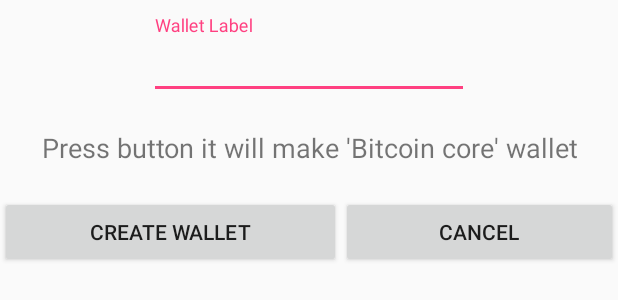
After one commit to epitomecl/kmp-wallet, an Android app: the layout fragment_createwallet.xml on its own in the app's theme, with its tools: preview values and no code run, on a phone screen of 412 x 824 dp. The commit adds this screen. Shown: the top 300 px of the screen. Run offline under Robolectric (Android 15) with nearby library versions, the phone set to English and light mode, and no system bars.

Commit message:
wallet fragment class added

```diff
--- a/app/src/main/java/com/epitomecl/kmpwallet/mvp/createwallet/CreateWalletPresenter.kt
+++ b/app/src/main/java/com/epitomecl/kmpwallet/mvp/createwallet/CreateWalletPresenter.kt
@@ -18,7 +18,7 @@ class CreateWalletPresenter : BasePresenterImpl<CreateWalletContract.View>(),
 
     override fun createWallet(label: String) {
         var param : NetworkParameters? = null
-        param = NetworkParameters.testNet();
+        param = BitcoinTestNet3Params.get()
 
         wallet = HDWalletFactory
                 .createWallet(param, HDWalletFactory.Language.US,
--- /dev/null
+++ b/app/src/main/res/layout/fragment_createwallet.xml
@@ -0,0 +1,52 @@
+<?xml version="1.0" encoding="utf-8"?>
+<LinearLayout xmlns:android="http://schemas.android.com/apk/res/android"
+    android:layout_width="match_parent"
+    android:layout_height="match_parent"
+    android:orientation="vertical">
+
+    <android.support.design.widget.TextInputLayout
+        android:id="@+id/textInputLayout"
+        android:layout_width="wrap_content"
+        android:layout_height="wrap_content"
+        android:layout_gravity="center"
+        android:layout_marginTop="10dp">
+
+        <EditText
+            android:id="@+id/etWalletLabel"
+            android:layout_width="wrap_content"
+            android:layout_height="wrap_content"
+            android:ems="10"
+            android:hint="Wallet Label" />
+    </android.support.design.widget.TextInputLayout>
+
+    <TextView
+        android:id="@+id/tvCreateMsg"
+        android:layout_width="match_parent"
+        android:layout_height="wrap_content"
+        android:layout_marginTop="20dp"
+        android:gravity="center"
+        android:text="Press button it will make 'Bitcoin core' wallet"
+        android:textSize="18sp" />
+
+    <LinearLayout
+        android:layout_width="match_parent"
+        android:layout_height="match_parent"
+        android:layout_marginTop="20dp"
+        android:orientation="horizontal">
+
+        <Button
+            android:id="@+id/btnCreateWallet"
+            android:layout_width="wrap_content"
+            android:layout_height="wrap_content"
+            android:layout_weight="1"
+            android:text="Create Wallet" />
+
+        <Button
+            android:id="@+id/btnCreateWalletCancel"
+            android:layout_width="wrap_content"
+            android:layout_height="wrap_content"
+            android:layout_weight="1"
+            android:text="Cancel" />
+    </LinearLayout>
+
+</LinearLayout>
```
Also changed, not shown: app/src/main/java/com/epitomecl/kmpwallet/mvp/wallet/WalletActivity.kt (+16 -7 lines), app/src/main/java/com/epitomecl/kmpwallet/mvp/wallet/create/CreateWalletContract.kt (added, +14 -0 lines), app/src/main/java/com/epitomecl/kmpwallet/mvp/wallet/create/CreateWalletFragment.kt (added, +37 -0 lines), app/src/main/java/com/epitomecl/kmpwallet/mvp/wallet/create/CreateWalletPresenter.kt (added, +8 -0 lines), app/src/main/java/com/epitomecl/kmpwallet/mvp/wallet/wallets/WalletsContract.kt (added, +14 -0 lines), app/src/main/java/com/epitomecl/kmpwallet/mvp/wallet/wallets/WalletsFragment.kt (added, +37 -0 lines), app/src/main/java/com/epitomecl/kmpwallet/mvp/wallet/wallets/WalletsPresenter.kt (added, +9 -0 lines), app/src/main/res/layout/activity_wallet.xml (+20 -21 lines), app/src/main/res/layout/fragment_wallets.xml (added, +58 -0 lines).
